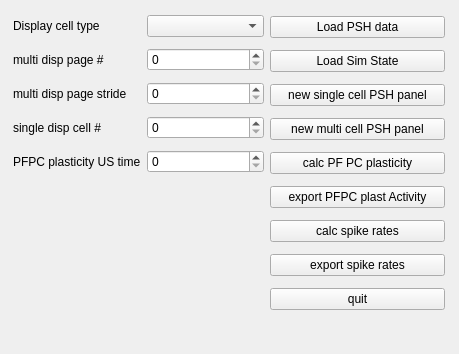
This is SimDataAnalysis/includes/mainw.ui in wenkeli/Cerebellum_simulation as Qt 5 draws it before an edit. The edited form follows.
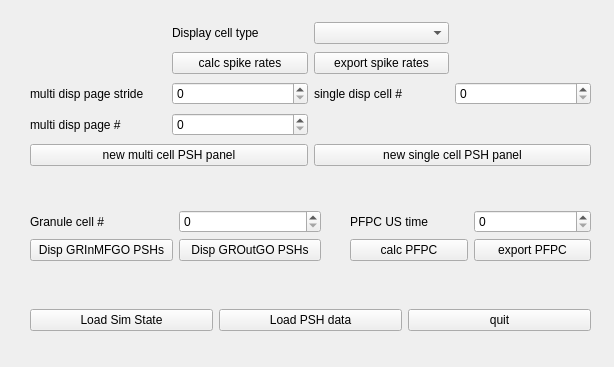
This is the edited form.

Patch:
```diff
--- a/SimDataAnalysis/includes/mainw.ui
+++ b/SimDataAnalysis/includes/mainw.ui
@@ -6,8 +6,8 @@
    <rect>
     <x>0</x>
     <y>0</y>
-    <width>459</width>
-    <height>354</height>
+    <width>614</width>
+    <height>367</height>
    </rect>
   </property>
   <property name="windowTitle">
@@ -17,20 +17,13 @@
    <widget class="QWidget" name="verticalLayoutWidget">
     <property name="geometry">
      <rect>
-      <x>270</x>
-      <y>10</y>
-      <width>175</width>
-      <height>311</height>
+      <x>30</x>
+      <y>300</y>
+      <width>561</width>
+      <height>41</height>
      </rect>
     </property>
-    <layout class="QVBoxLayout" name="verticalLayout">
-     <item>
-      <widget class="QPushButton" name="loadPSHButton">
-       <property name="text">
-        <string>Load PSH data</string>
-       </property>
-      </widget>
-     </item>
+    <layout class="QHBoxLayout" name="horizontalLayout">
      <item>
       <widget class="QPushButton" name="loadSimButton">
        <property name="text">
@@ -39,44 +32,9 @@
       </widget>
      </item>
      <item>
-      <widget class="QPushButton" name="singleCellNPButton">
+      <widget class="QPushButton" name="loadPSHButton">
        <property name="text">
-        <string>new single cell PSH panel</string>
-       </property>
-      </widget>
-     </item>
-     <item>
-      <widget class="QPushButton" name="multicellNPButton">
-       <property name="text">
-        <string>new multi cell PSH panel</string>
-       </property>
-      </widget>
-     </item>
-     <item>
-      <widget class="QPushButton" name="calcPFPCPlastButton">
-       <property name="text">
-        <string>calc PF PC plasticity</string>
-       </property>
-      </widget>
-     </item>
-     <item>
-      <widget class="QPushButton" name="exportPFPCPlastActButton">
-       <property name="text">
-        <string>export PFPC plast Activity</string>
-       </property>
-      </widget>
-     </item>
-     <item>
-      <widget class="QPushButton" name="calcSpikeRatesButton">
-       <property name="text">
-        <string>calc spike rates</string>
-       </property>
-      </widget>
-     </item>
-     <item>
-      <widget class="QPushButton" name="exportSpikeRatesButton">
-       <property name="text">
-        <string>export spike rates</string>
+        <string>Load PSH data</string>
        </property>
       </widget>
      </item>
@@ -89,23 +47,16 @@
      </item>
     </layout>
    </widget>
-   <widget class="QWidget" name="gridLayoutWidget">
+   <widget class="QWidget" name="gridLayoutWidget_2">
     <property name="geometry">
      <rect>
-      <x>13</x>
-      <y>10</y>
-      <width>251</width>
-      <height>171</height>
+      <x>30</x>
+      <y>20</y>
+      <width>561</width>
+      <height>151</height>
      </rect>
     </property>
-    <layout class="QGridLayout" name="gridLayout">
-     <item row="1" column="0">
-      <widget class="QLabel" name="label_2">
-       <property name="text">
-        <string>multi disp page #</string>
-       </property>
-      </widget>
-     </item>
+    <layout class="QGridLayout" name="gridLayout_2">
      <item row="2" column="0">
       <widget class="QLabel" name="label">
        <property name="text">
@@ -113,42 +64,139 @@
        </property>
       </widget>
      </item>
-     <item row="3" column="0">
-      <widget class="QLabel" name="label_4">
-       <property name="text">
-        <string>single disp cell #</string>
-       </property>
-      </widget>
-     </item>
-     <item row="1" column="1">
-      <widget class="QSpinBox" name="multiCellPageBox"/>
-     </item>
      <item row="2" column="1">
       <widget class="QSpinBox" name="multiCellStrideBox"/>
      </item>
+     <item row="3" column="0">
+      <widget class="QLabel" name="label_2">
+       <property name="text">
+        <string>multi disp page #</string>
+       </property>
+      </widget>
+     </item>
      <item row="3" column="1">
+      <widget class="QSpinBox" name="multiCellPageBox"/>
+     </item>
+     <item row="2" column="2">
+      <widget class="QLabel" name="label_4">
+       <property name="text">
+        <string>single disp cell #</string>
+       </property>
+      </widget>
+     </item>
+     <item row="2" column="3">
       <widget class="QSpinBox" name="singleCellNumBox"/>
      </item>
-     <item row="0" column="0">
+     <item row="0" column="2">
+      <widget class="QComboBox" name="dispCellTypeBox"/>
+     </item>
+     <item row="0" column="1">
       <widget class="QLabel" name="label_3">
        <property name="text">
         <string>Display cell type</string>
        </property>
       </widget>
      </item>
-     <item row="0" column="1">
-      <widget class="QComboBox" name="dispCellTypeBox"/>
+     <item row="4" column="2" colspan="2">
+      <widget class="QPushButton" name="singleCellNPButton">
+       <property name="text">
+        <string>new single cell PSH panel</string>
+       </property>
+      </widget>
      </item>
-     <item row="4" column="0">
+     <item row="4" column="0" colspan="2">
+      <widget class="QPushButton" name="multicellNPButton">
+       <property name="text">
+        <string>new multi cell PSH panel</string>
+       </property>
+      </widget>
+     </item>
+     <item row="1" column="1">
+      <widget class="QPushButton" name="calcSpikeRatesButton">
+       <property name="text">
+        <string>calc spike rates</string>
+       </property>
+      </widget>
+     </item>
+     <item row="1" column="2">
+      <widget class="QPushButton" name="exportSpikeRatesButton">
+       <property name="text">
+        <string>export spike rates</string>
+       </property>
+      </widget>
+     </item>
+    </layout>
+   </widget>
+   <widget class="QWidget" name="gridLayoutWidget_3">
+    <property name="geometry">
+     <rect>
+      <x>350</x>
+      <y>210</y>
+      <width>241</width>
+      <height>51</height>
+     </rect>
+    </property>
+    <layout class="QGridLayout" name="gridLayout_3">
+     <item row="0" column="0">
       <widget class="QLabel" name="label_5">
        <property name="text">
-        <string>PFPC plasticity US time</string>
+        <string>PFPC US time</string>
        </property>
       </widget>
      </item>
-     <item row="4" column="1">
+     <item row="0" column="1">
       <widget class="QSpinBox" name="pfPCPlastUSTimeSpinBox"/>
      </item>
+     <item row="1" column="0">
+      <widget class="QPushButton" name="calcPFPCPlastButton">
+       <property name="text">
+        <string>calc PFPC</string>
+       </property>
+      </widget>
+     </item>
+     <item row="1" column="1">
+      <widget class="QPushButton" name="exportPFPCPlastActButton">
+       <property name="text">
+        <string>export PFPC</string>
+       </property>
+      </widget>
+     </item>
+    </layout>
+   </widget>
+   <widget class="QWidget" name="gridLayoutWidget">
+    <property name="geometry">
+     <rect>
+      <x>30</x>
+      <y>210</y>
+      <width>291</width>
+      <height>51</height>
+     </rect>
+    </property>
+    <layout class="QGridLayout" name="gridLayout">
+     <item row="0" column="0">
+      <widget class="QLabel" name="label_6">
+       <property name="text">
+        <string>Granule cell #</string>
+       </property>
+      </widget>
+     </item>
+     <item row="0" column="1">
+      <widget class="QSpinBox" name="grIndConAnaSpinBox"/>
+     </item>
+     <item row="1" column="1">
+      <widget class="QPushButton" name="dispGROutGOButton">
+       <property name="text">
+        <string>Disp GROutGO PSHs</string>
+       </property>
+      </widget>
+     </item>
+     <item row="1" column="0">
+      <widget class="QPushButton" name="dispGRInMFGOButton">
+       <property name="text">
+        <string>Disp GRInMFGO PSHs</string>
+       </property>
+      </widget>
+     </item>
     </layout>
    </widget>
   </widget>
```
Left out of the diff: 80 changed lines with no effect on the pictures.
